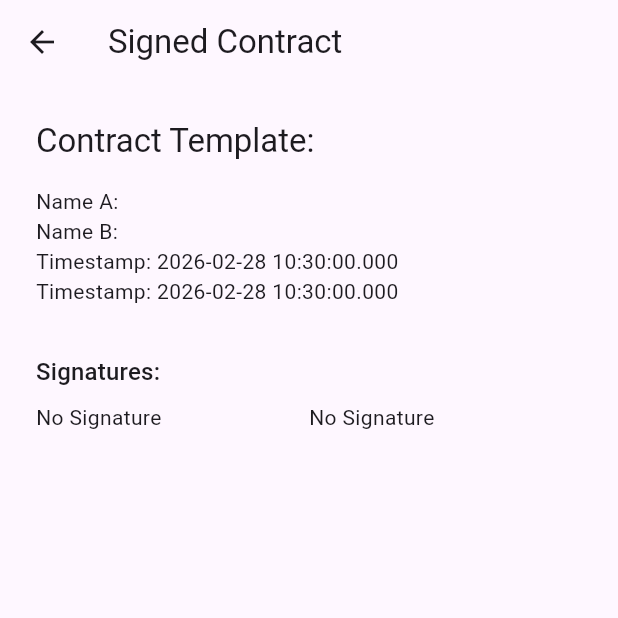
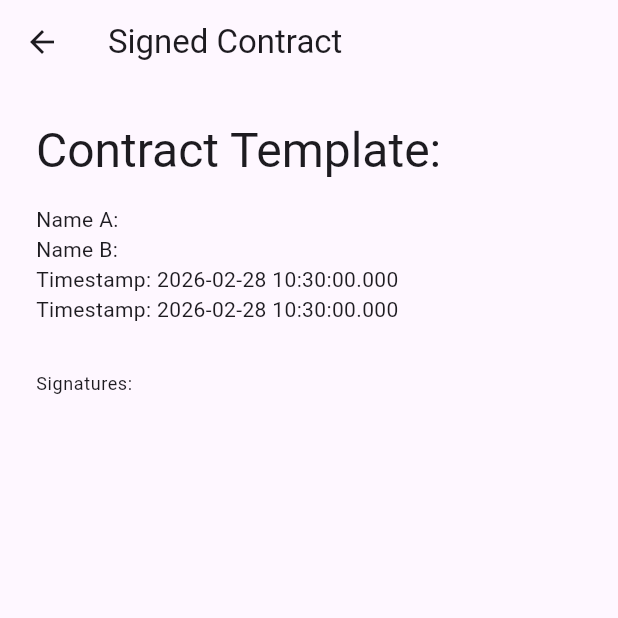
Before and after one commit to khp53/bump_n_bind, a Flutter app: the SuccessScreen screen opened directly with empty values, on a phone screen of 412 x 824 dp, the top half of it. Run offline on Flutter 3.47's test engine with Material 3 defaults, Android fonts, the light colour scheme and no system bars; our stand-ins replace signature; missing offline and left inert: nfc_manager, nfc_manager_ndef.

Commit message:
Update SuccessScreen layout and improve text styles

```diff
--- a/lib/success_screen.dart
+++ b/lib/success_screen.dart
@@ -22,43 +22,43 @@ class SuccessScreen extends StatelessWidget {
           children: [
             Text(
               'Contract Template:',
-              style: Theme.of(context).textTheme.headline6,
+              style: Theme.of(context).textTheme.headlineLarge,
             ),
             const SizedBox(height: 16),
             Text(
               'Name A: ${contractA.name}\nName B: ${contractB.name}\nTimestamp: ${contractA.timestamp}\nTimestamp: ${contractB.timestamp}',
             ),
             const SizedBox(height: 32),
-            Text('Signatures:', style: Theme.of(context).textTheme.subtitle1),
+            Text('Signatures:', style: Theme.of(context).textTheme.bodySmall),
             const SizedBox(height: 8),
-            Row(
-              children: [
-                Expanded(
-                  child: contractA.signatureData.isNotEmpty
-                      ? Image.memory(
-                          // decode base64 or load file
-                          // Uint8List.fromList(base64Decode(contractA.signatureData)),
-                          // For now, placeholder
-                          const [],
-                          height: 80,
-                          fit: BoxFit.contain,
-                        )
-                      : const Text('No Signature'),
-                ),
-                Expanded(
-                  child: contractB.signatureData.isNotEmpty
-                      ? Image.memory(
-                          // decode base64 or load file
-                          // Uint8List.fromList(base64Decode(contractB.signatureData)),
-                          // For now, placeholder
-                          const [],
-                          height: 80,
-                          fit: BoxFit.contain,
-                        )
-                      : const Text('No Signature'),
-                ),
-              ],
-            ),
+            // Row(
+            //   children: [
+            //     Expanded(
+            //       child: contractA.signatureData.isNotEmpty
+            //           ? Image.memory(
+            //               // decode base64 or load file
+            //               // Uint8List.fromList(base64Decode(contractA.signatureData)),
+            //               // For now, placeholder
+            //               const [],
+            //               height: 80,
+            //               fit: BoxFit.contain,
+            //             )
+            //           : const Text('No Signature'),
+            //     ),
+            //     Expanded(
+            //       child: contractB.signatureData.isNotEmpty
+            //           ? Image.memory(
+            //               // decode base64 or load file
+            //               // Uint8List.fromList(base64Decode(contractB.signatureData)),
+            //               // For now, placeholder
+            //               const [],
+            //               height: 80,
+            //               fit: BoxFit.contain,
+            //             )
+            //           : const Text('No Signature'),
+            //     ),
+            //   ],
+            // ),
           ],
         ),
       ),
```
